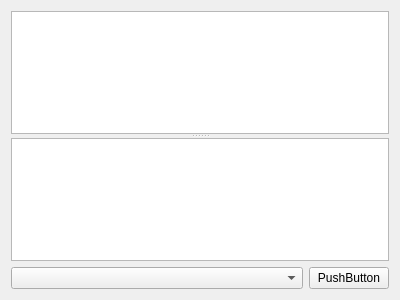
Above: src/logfilewidget.ui from dapaulid/xenon before the change. Below: the same form after it.
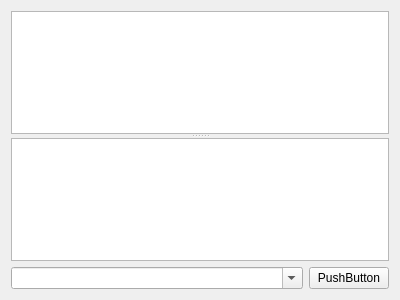
That is the form after the change.

```diff
--- a/src/logfilewidget.ui
+++ b/src/logfilewidget.ui
@@ -55,6 +55,9 @@
          <verstretch>0</verstretch>
         </sizepolicy>
        </property>
+       <property name="editable">
+        <bool>true</bool>
+       </property>
       </widget>
      </item>
      <item>
```
